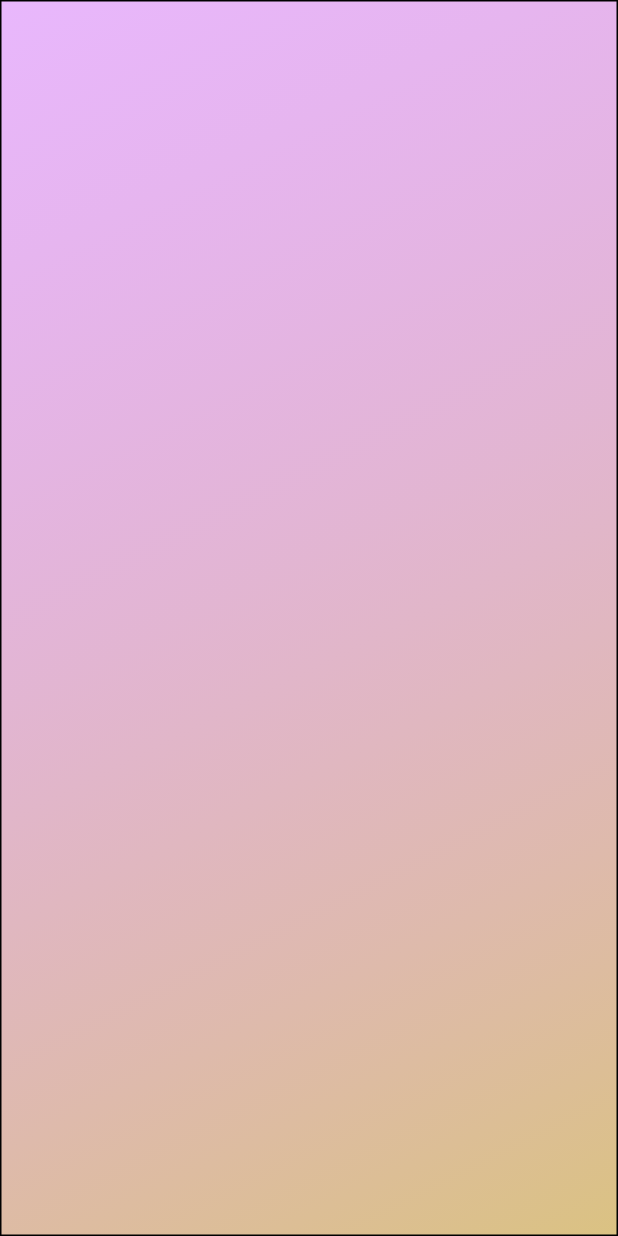
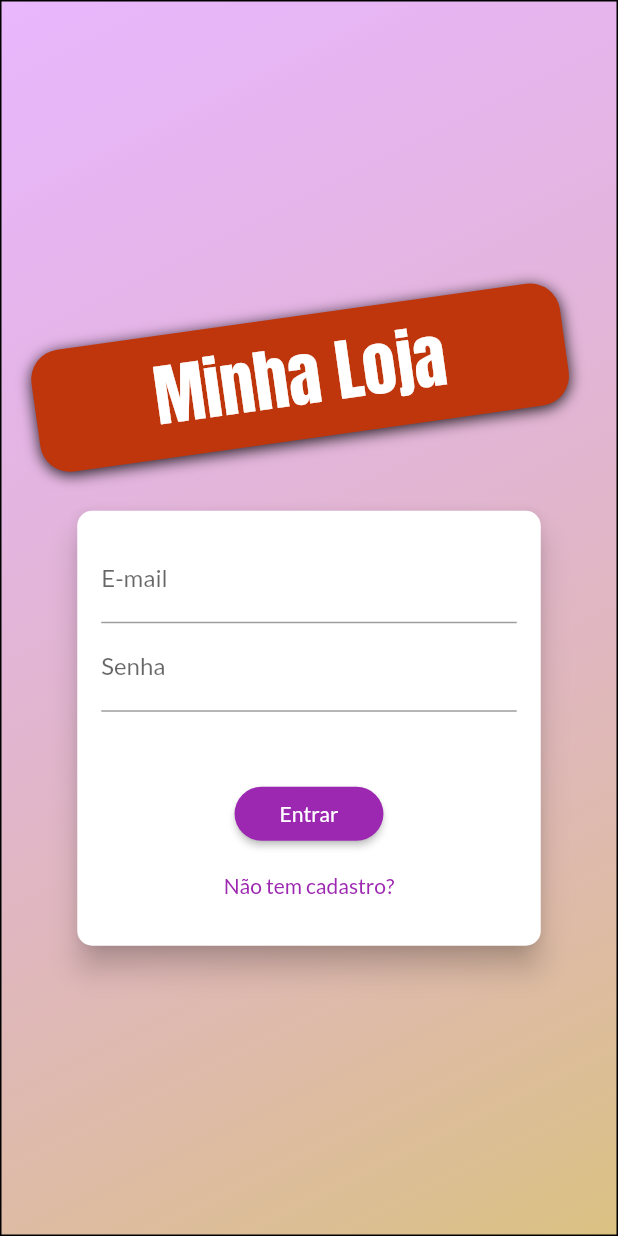
Before and after one commit to lstonussi/shop, a Flutter app: the screen it shows after launch, on a phone screen of 412 x 824 dp. Run offline on Flutter 3.47's test engine with Material 2 defaults, Android fonts, the phone set to English and light mode, and no system bars; our stand-ins replace flutter_dotenv, shared_preferences.

```diff
--- /dev/null
+++ b/lib/data/store.dart
@@ -0,0 +1,33 @@
+import 'dart:convert';
+
+import 'package:shared_preferences/shared_preferences.dart';
+
+class Store {
+  static Future<void> saveMap(String key, Map<String, dynamic> value) async {
+    saveString(key, json.encode(value));
+  }
+
+  static Future<void> saveString(String key, String value) async {
+    final prefs = await SharedPreferences.getInstance();
+    prefs.setString(key, value);
+  }
+
+  static Future<String> getString(String key) async {
+    final prefs = await SharedPreferences.getInstance();
+    return prefs.getString(key);
+  }
+
+  static Future<bool> remove(String key) async {
+    final prefs = await SharedPreferences.getInstance();
+    return prefs.remove(key);
+  }
+
+  static Future<Map<String, dynamic>> getMap(String key) async {
+    try {
+      Map<String, dynamic> map = json.decode(await getString(key));
+      return map;
+    } catch (_) {
+      return null;
+    }
+  }
+}
--- /dev/null
+++ b/lib/exceptions/auth_exception.dart
@@ -0,0 +1,21 @@
+class AuthException implements Exception {
+  static const Map<String, String> erros = {
+    'EMAIL_EXISTS': 'E-mail ja cadastrado!',
+    'OPERATION_NOT_ALLOWED': 'Operação não permitida!',
+    'TOO_MANY_ATTEMPTS_TRY_LATER': 'Tente novamente mais tarde!',
+    'EMAIL_NOT_FOUND': 'E-mail não encontrado.',
+    'INVALID_PASSWORD': 'Senha inválida.',
+    'USER_DISABLED': 'Usuário desativado.'
+  };
+
+  final String key;
+  const AuthException(this.key);
+
+  @override
+  String toString() {
+    if (erros.containsKey(key)) {
+      return erros[key];
+    } else
+      return 'Ocorreu um erro na autenticação.';
+  }
+}
--- a/lib/main.dart
+++ b/lib/main.dart
@@ -1,18 +1,26 @@
 import 'package:flutter/material.dart';
+import 'package:flutter_dotenv/flutter_dotenv.dart';
 import 'package:provider/provider.dart';
+
+import 'package:shop/providers/auth.dart';
 import 'package:shop/providers/cart.dart';
 import 'package:shop/providers/orders.dart';
 import 'package:shop/providers/products.dart';
 import 'package:shop/utils/routes_app.dart';
-import 'package:shop/views/auth_screen.dart';
+import 'package:shop/views/auth_home_screen.dart';
 import 'package:shop/views/cart_screen.dart';
 import 'package:shop/views/orders_screen.dart';
 import 'package:shop/views/product_detail.dart';
 import 'package:shop/views/product_form_screen.dart';
-import 'package:shop/views/products_overview_screen.dart';
 import 'package:shop/views/products_screen.dart';
 
-void main() => runApp(MyApp());
+Future<void> main() async {
+  //const bool inProduction = const bool.fromEnvironment('dart.vm.product');
+  await DotEnv().load('.env');
+  runApp(
+    MyApp(),
+  );
+}
 
 class MyApp extends StatelessWidget {
   @override
@@ -20,12 +28,21 @@ class MyApp extends StatelessWidget {
     return MultiProvider(
       providers: [
         ChangeNotifierProvider(
+          create: (_) => Auth(),
+        ),
+        //proxy provider consegue pegar dados de um provider e passar para outro,
+        //é possivel pegar mais de um provider usando proxyprovider0,2,3
+        ChangeNotifierProxyProvider<Auth, Products>(
+          update: (_, auth, previousProducts) =>
+              Products(auth.token, auth.userId, previousProducts.items),
           create: (_) => Products(),
         ),
         ChangeNotifierProvider(
           create: (_) => Cart(),
         ),
-        ChangeNotifierProvider(
+        ChangeNotifierProxyProvider<Auth, Orders>(
+          update: (_, auth, previousOrders) =>
+              Orders(auth.token, previousOrders.items, auth.userId),
           create: (_) => Orders(),
         ),
       ],
@@ -38,8 +55,7 @@ class MyApp extends StatelessWidget {
           fontFamily: 'Lato',
         ),
         routes: {
-          RoutesApp.AUTH: (_) => AuthScreen(),
-          RoutesApp.HOME: (_) => ProductOverviewScreen(),
+          RoutesApp.AUTH_HOME: (_) => AuthOrHomeScreen(),
           RoutesApp.PRODUCT_DETAIL: (_) => ProductDetailScreen(),
           RoutesApp.CART: (_) => CartScreen(),
           RoutesApp.ORDERS: (_) => OrdersScreen(),
--- a/lib/providers/orders.dart
+++ b/lib/providers/orders.dart
@@ -1,5 +1,4 @@
 import 'dart:convert';
-import 'dart:math';
 import 'package:flutter/foundation.dart';
 import 'package:http/http.dart' as http;
 import 'package:shop/providers/cart.dart';
@@ -22,6 +21,10 @@ class Order {
 class Orders with ChangeNotifier {
   String _baseUrl = '${Constants.BASE_API_URL}/orders';
   List<Order> _items = [];
+  String _token;
+  String _userId;
+
+  Orders([this._token, this._items = const [], this._userId]);
 
   List<Order> get items {
     return [..._items];
@@ -34,7 +37,7 @@ class Orders with ChangeNotifier {
 
   Future<void> loadOrders() async {
     List<Order> loadedItems = [];
-    final response = await http.get('$_baseUrl.json');
+    final response = await http.get('$_baseUrl/$_userId.json?auth=$_token');
     Map<String, dynamic> dados = json.decode(response.body);
 
     if (dados != null) {
@@ -66,7 +69,7 @@ class Orders with ChangeNotifier {
   Future<void> addOrder(Cart cart) async {
     final date = DateTime.now();
     final response = await http.post(
-      '$_baseUrl.json',
+      '$_baseUrl/$_userId.json?auth=$_token',
       body: json.encode({
         'total': cart.valorAmount,
         'products': cart.items.values
--- a/lib/utils/constants.dart
+++ b/lib/utils/constants.dart
@@ -1,3 +1,9 @@
+import 'package:flutter_dotenv/flutter_dotenv.dart';
+
 class Constants {
+  final Map<String, String> env = DotEnv().env;
   static const BASE_API_URL = 'https://flutter-cod3r-b0224.firebaseio.com';
+
+  static const BASE_API_SIGNIN_SIGNUP =
+      'https://identitytoolkit.googleapis.com/v1/accounts:';
 }
--- a/lib/utils/routes_app.dart
+++ b/lib/utils/routes_app.dart
@@ -1,6 +1,5 @@
 class RoutesApp {
-  static const AUTH = '/';
-  static const HOME = '/home';
+  static const AUTH_HOME = '/';
   static const PRODUCT_DETAIL = '/product_detail';
   static const CART = '/cart';
   static const ORDERS = '/orders';
--- /dev/null
+++ b/lib/views/auth_home_screen.dart
@@ -0,0 +1,26 @@
+import 'package:flutter/material.dart';
+import 'package:provider/provider.dart';
+import 'package:shop/providers/auth.dart';
+import 'package:shop/views/auth_screen.dart';
+
+import 'products_overview_screen.dart';
+
+class AuthOrHomeScreen extends StatelessWidget {
+  @override
+  Widget build(BuildContext context) {
+    Auth auth = Provider.of(context);
+    //return auth.isAuth ? ProductOverviewScreen() : AuthScreen();
+    return FutureBuilder(
+      future: auth.tryAutoLogin(),
+      builder: (context, snapshot) {
+        if (snapshot.connectionState == ConnectionState.waiting) {
+          return Center(child: CircularProgressIndicator());
+        } else if (snapshot.error != null) {
+          return Center(child: Text('Ocorreu um erro!'));
+        } else {
+          return auth.isAuth ? ProductOverviewScreen() : AuthScreen();
+        }
+      },
+    );
+  }
+}
--- a/lib/views/auth_screen.dart
+++ b/lib/views/auth_screen.dart
@@ -1,4 +1,7 @@
+import 'dart:math';
+
 import 'package:flutter/material.dart';
+import 'package:shop/widgets/auth_card.dart';
 
 class AuthScreen extends StatelessWidget {
   @override
@@ -9,20 +12,56 @@ class AuthScreen extends StatelessWidget {
           Container(
             decoration: BoxDecoration(
               gradient: LinearGradient(
+                begin: Alignment.topLeft,
+                end: Alignment.bottomRight,
                 colors: [
                   Color.fromRGBO(215, 117, 255, 0.5),
                   Color.fromRGBO(215, 188, 117, 0.9),
                 ],
-                begin: Alignment.topLeft,
-                end: Alignment.bottomRight,
               ),
               border: Border.all(),
             ),
           ),
-          Container(
-            width: double.infinity,
-            child: Column(
-              children: [],
+          Center(
+            child: SingleChildScrollView(
+              child: Container(
+                width: double.infinity,
+                child: Column(
+                  mainAxisAlignment: MainAxisAlignment.center,
+                  crossAxisAlignment: CrossAxisAlignment.center,
+                  children: [
+                    SizedBox(height: 45),
+                    Container(
+                      margin: EdgeInsets.only(bottom: 20),
+                      transform: Matrix4.rotationZ(-8 * pi / 180)
+                        ..translate(-10.0),
+                      padding:
+                          EdgeInsets.symmetric(vertical: 8, horizontal: 80),
+                      decoration: BoxDecoration(
+                        borderRadius: BorderRadius.circular(20),
+                        color: Colors.deepOrange.shade900,
+                        boxShadow: [
+                          BoxShadow(
+                            blurRadius: 8,
+                            color: Colors.black87,
+                            offset: Offset(0, 2),
+                          )
+                        ],
+                      ),
+                      child: Text(
+                        'Minha Loja',
+                        style: TextStyle(
+                          color:
+                              Theme.of(context).accentTextTheme.headline6.color,
+                          fontSize: 45,
+                          fontFamily: 'Anton',
+                        ),
+                      ),
+                    ),
+                    AuthCard()
+                  ],
+                ),
+              ),
             ),
           )
         ],
--- /dev/null
+++ b/lib/widgets/auth_card.dart
@@ -0,0 +1,229 @@
+import 'package:flutter/material.dart';
+import 'package:provider/provider.dart';
+import 'package:shop/exceptions/auth_exception.dart';
+import 'package:shop/providers/auth.dart';
+
+enum AuthMode {
+  SignUp,
+  SignIn,
+}
+
+class AuthCard extends StatefulWidget {
+  @override
+  _AuthCardState createState() => _AuthCardState();
+}
+
+class _AuthCardState extends State<AuthCard>
+    with SingleTickerProviderStateMixin {
+  GlobalKey<FormState> _form = GlobalKey();
+  bool _isLoading = false;
+  AuthMode _authMode = AuthMode.SignIn;
+  final _passController = TextEditingController();
+
+  AnimationController _animationController;
+  Animation<double> _opacityAnimation;
+  Animation<Offset> _slideAnimation;
+
+  @override
+  void initState() {
+    super.initState();
+    _animationController = AnimationController(
+      vsync: this,
+      duration: Duration(milliseconds: 300),
+    );
+
+    _opacityAnimation = Tween(
+      begin: 0.0,
+      end: 1.0,
+    ).animate(
+      CurvedAnimation(
+        parent: _animationController,
+        curve: Curves.linear,
+      ),
+    );
+    _slideAnimation = Tween(begin: Offset(0, -1.5), end: Offset(0, 0)).animate(
+      CurvedAnimation(
+        parent: _animationController,
+        curve: Curves.linear,
+      ),
+    );
+  }
+
+  @override
+  void dispose() {
+    super.dispose();
+    _animationController.dispose();
+  }
+
+  final Map<String, String> _authData = {
+    'email': '',
+    'pass': '',
+  };
+
+  void _showErroDialog(String msg) {
+    showDialog(
+      context: context,
+      builder: (ctx) => AlertDialog(
+        title: Text('Ocorreu um erro'),
+        content: Text(msg),
+        actions: [
+          FlatButton(
+            onPressed: () {
+              Navigator.of(context).pop();
+            },
+            child: Text('Fechar'),
+          )
+        ],
+      ),
+    );
+  }
+
+  Future<void> _submit() async {
+    if (!_form.currentState.validate()) {
+      return;
+    }
+    setState(() {
+      _isLoading = true;
+    });
+    _form.currentState.save();
+
+    Auth _auth = Provider.of(context, listen: false);
+
+    try {
+      if (_authMode == AuthMode.SignIn) {
+        await _auth.signIn(
+          _authData['email'],
+          _authData['pass'],
+        );
+      } else {
+        await _auth.signUp(
+          _authData['email'],
+          _authData['pass'],
+        );
+      }
+    } on AuthException catch (error) {
+      _showErroDialog(error.toString());
+    } catch (error) {
+      _showErroDialog('Ocorreu um erro inesperado.');
+    }
+
+    setState(() {
+      _isLoading = false;
+    });
+  }
+
+  void _swithAuthMode() {
+    if (_authMode == AuthMode.SignIn) {
+      setState(() {
+        _authMode = AuthMode.SignUp;
+      });
+      _animationController.forward();
+    } else {
+      setState(() {
+        _authMode = AuthMode.SignIn;
+      });
+      _animationController.reverse();
+    }
+  }
+
+  @override
+  Widget build(BuildContext context) {
+    final deviceSize = MediaQuery.of(context).size;
+    return Card(
+      elevation: 8,
+      shape: RoundedRectangleBorder(
+        borderRadius: BorderRadius.circular(10),
+      ),
+      child: AnimatedContainer(
+        duration: Duration(milliseconds: 300),
+        curve: Curves.linear,
+        height: _authMode == AuthMode.SignIn ? 290 : 371,
+        width: deviceSize.width * 0.75,
+        padding: EdgeInsets.all(16),
+        child: Form(
+          key: _form,
+          child: Column(
+            children: [
+              TextFormField(
+                decoration: InputDecoration(labelText: 'E-mail'),
+                keyboardType: TextInputType.emailAddress,
+                validator: (value) {
+                  //Criar classe validator e criar funções que validam e reaproveita-las
+                  if (value.isEmpty || !value.contains('@')) {
+                    return 'E-mail é obrigatório.';
+                  }
+                  return null;
+                },
+                onSaved: (value) => _authData['email'] = value,
+              ),
+              TextFormField(
+                controller: _passController,
+                decoration: InputDecoration(labelText: 'Senha'),
+                obscureText: true,
+                keyboardType: TextInputType.emailAddress,
+                validator: (value) {
+                  //Criar classe validator e criar funções que validam e reaproveita-las
+                  if (value.isEmpty || value.length < 5) {
+                    return 'Informe uma senha válida, maior que 5 letras.';
+                  }
+                  return null;
+                },
+                onSaved: (value) => _authData['pass'] = value,
+              ),
+              AnimatedContainer(
+                duration: Duration(milliseconds: 300),
+                curve: Curves.linear,
+                constraints: BoxConstraints(
+                    minHeight: _authMode == AuthMode.SignUp ? 60 : 0,
+                    maxHeight: _authMode == AuthMode.SignUp ? 120 : 0),
+                child: FadeTransition(
+                  opacity: _opacityAnimation,
+                  child: SlideTransition(
+                    position: _slideAnimation,
+                    child: TextFormField(
+                      decoration: InputDecoration(labelText: 'Confirmar Senha'),
+                      obscureText: true,
+                      keyboardType: TextInputType.emailAddress,
+                      validator: _authMode == AuthMode.SignUp
+                          ? (value) {
+                              //Criar classe validator e criar funções que validam e reaproveita-las
+                              if (value != _passController.text) {
+                                return 'As senhas não conferem.';
+                              }
+                              return null;
+                            }
+                          : null,
+                    ),
+                  ),
+                ),
+              ),
+              Spacer(),
+              if (_isLoading)
+                CircularProgressIndicator()
+              else
+                RaisedButton(
+                  shape: RoundedRectangleBorder(
+                    borderRadius: BorderRadius.circular(30),
+                  ),
+                  color: Theme.of(context).primaryColor,
+                  textColor: Theme.of(context).primaryTextTheme.button.color,
+                  padding: EdgeInsets.symmetric(horizontal: 30, vertical: 8),
+                  child: Text(
+                    _authMode == AuthMode.SignUp ? 'Cadastrar' : 'Entrar',
+                  ),
+                  onPressed: _submit,
+                ),
+              FlatButton(
+                onPressed: _swithAuthMode,
+                child: Text(_authMode == AuthMode.SignUp
+                    ? 'Voltar'
+                    : 'Não tem cadastro?'),
+                textColor: Theme.of(context).primaryColor,
+              ),
+            ],
+          ),
+        ),
+      ),
+    );
+  }
+}
--- a/lib/widgets/order_widget.dart
+++ b/lib/widgets/order_widget.dart
@@ -21,7 +21,7 @@ class _OrderWidgetState extends State<OrderWidget> {
       child: Column(
         children: [
           ListTile(
-            title: Text('R\$${widget.order.total}'),
+            title: Text('R\$${widget.order.total.toStringAsFixed(2)}'),
             subtitle: Text(
               DateFormat('dd/MM/yyy HH:mm').format(widget.order.date),
             ),
--- a/lib/widgets/product_grid_item.dart
+++ b/lib/widgets/product_grid_item.dart
@@ -1,5 +1,6 @@
 import 'package:flutter/material.dart';
 import 'package:provider/provider.dart';
+import 'package:shop/providers/auth.dart';
 import 'package:shop/providers/cart.dart';
 import 'package:shop/providers/product.dart';
 import 'package:shop/utils/routes_app.dart';
@@ -8,6 +9,7 @@ class ProdutcGridItem extends StatelessWidget {
   @override
   Widget build(BuildContext context) {
     final Product product = Provider.of<Product>(context, listen: false);
+    final Auth auth = Provider.of(context, listen: false);
     final Cart cart = Provider.of<Cart>(context, listen: false);
     return ClipRRect(
       borderRadius: BorderRadius.circular(10),
@@ -32,7 +34,7 @@ class ProdutcGridItem extends StatelessWidget {
                   product.isFavorite ? Icons.favorite : Icons.favorite_border),
               color: Theme.of(context).accentColor,
               onPressed: () {
-                product.toggleFavorite();
+                product.toggleFavorite(auth.token, auth.userId);
               },
             ),
           ),
--- a/pubspec.yaml
+++ b/pubspec.yaml
@@ -22,6 +22,8 @@ dependencies:
   provider: ^4.0.5
   intl: ^0.16.1
   http: ^0.12.2
+  flutter_dotenv: ^2.1.0
+  shared_preferences: ^0.5.12
   # The following adds the Cupertino Icons font to your application.
   # Use with the CupertinoIcons class for iOS style icons.
   cupertino_icons: ^0.1.2
@@ -43,8 +45,8 @@ flutter:
   uses-material-design: true
 
   # To add assets to your application, add an assets section, like this:
-  # assets:
-  #  - images/a_dot_burr.jpeg
+  assets:
+   - .env
   #  - images/a_dot_ham.jpeg
 
   # An image asset can refer to one or more resolution-specific "variants", see
```
Also changed, not shown: lib/data/dummy_data.dart (+50 -50 lines), lib/providers/auth.dart (added, +121 -0 lines), lib/providers/product.dart (+7 -7 lines), lib/providers/products.dart (+17 -8 lines), lib/widgets/app_drawer.dart (+11 -1 lines), pubspec.lock, 1 other file.
